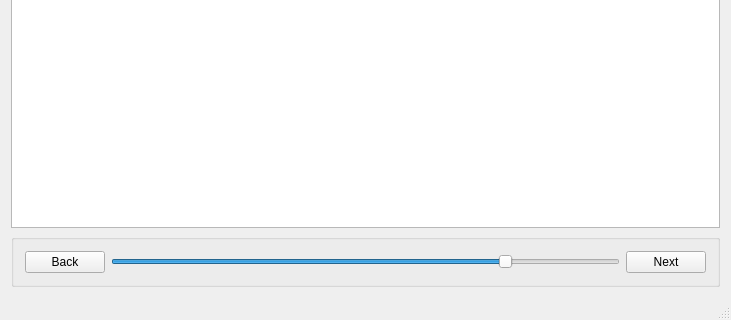
Before: the Qt Designer form final/mainwindow.ui in mixie/qt, drawn with Qt 5; both pictures show x 0 to 731 and y 168 to 488 of the 731 by 488 pixel window.
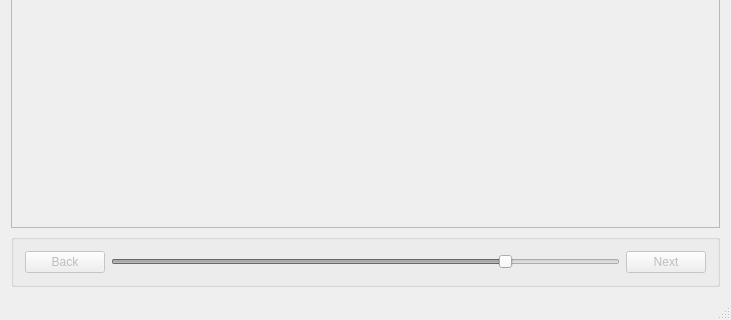
After: the same form once the commit is applied.

Patch:
```diff
--- a/final/mainwindow.ui
+++ b/final/mainwindow.ui
@@ -30,6 +30,9 @@
     </item>
     <item>
      <widget class="QGraphicsView" name="graphicsView">
+      <property name="enabled">
+       <bool>false</bool>
+      </property>
       <property name="mouseTracking">
        <bool>true</bool>
       </property>
@@ -43,6 +46,9 @@
       <layout class="QHBoxLayout" name="horizontalLayout">
        <item>
         <widget class="QPushButton" name="backButton">
+         <property name="enabled">
+          <bool>false</bool>
+         </property>
          <property name="text">
           <string>Back</string>
          </property>
@@ -50,6 +56,9 @@
        </item>
        <item>
         <widget class="QSlider" name="horizontalSlider">
+         <property name="enabled">
+          <bool>false</bool>
+         </property>
          <property name="minimum">
           <number>0</number>
          </property>
@@ -72,6 +81,9 @@
        </item>
        <item>
         <widget class="QPushButton" name="nextButton">
+         <property name="enabled">
+          <bool>false</bool>
+         </property>
          <property name="text">
           <string>Next</string>
          </property>
```
